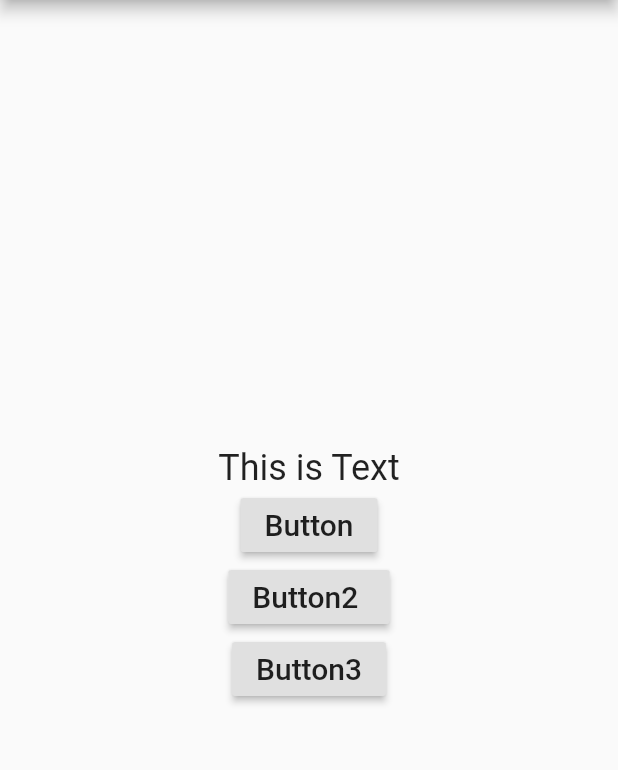
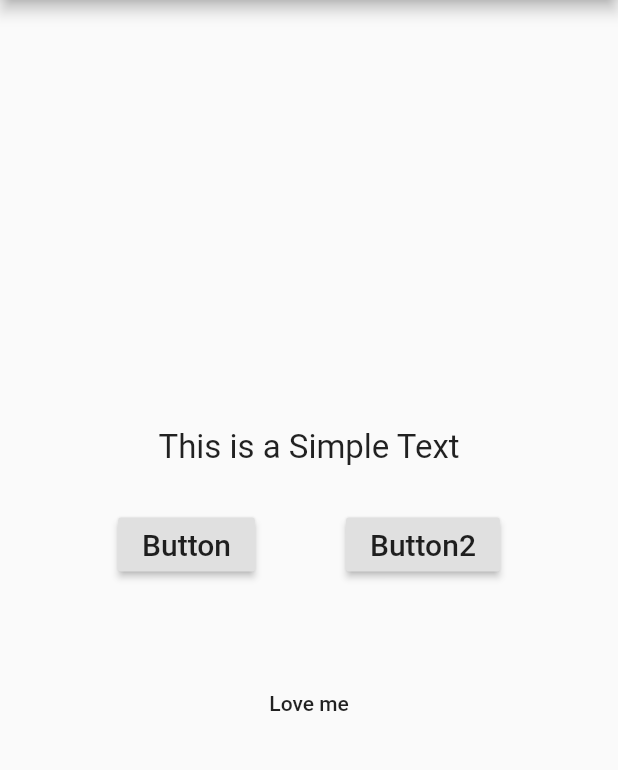
Before and after one commit to Rafid-tawhid/flutter1, a Flutter app: the screen it shows after launch, on a phone screen of 412 x 824 dp, the part 84-854 px from its top. Run offline on Flutter 3.47's test engine with Material 2 defaults, Android fonts, the phone set to English and light mode, and no system bars.

Commit message:
row column and padding

```diff
--- a/lib/main.dart
+++ b/lib/main.dart
@@ -24,12 +24,19 @@ class myApp extends StatelessWidget {
         body: Center(
           child: Column(
             mainAxisAlignment: MainAxisAlignment.center,
-            crossAxisAlignment: CrossAxisAlignment.center,
             children: [
-              Text(
-                "This is Text",
-                style: TextStyle(fontSize: 24),
+              Padding(
+                padding: const EdgeInsets.all(10.0),
+                child: Text(
+                  "This is a Simple Text",
+                  style: TextStyle(fontSize: 22),
                 ),
+              ),
+              Padding(
+                padding: const EdgeInsets.all(18.0),
+                child: Row(
+                  mainAxisAlignment: MainAxisAlignment.spaceEvenly,
+                  children: [
                     RaisedButton(
                       onPressed: () {},
                       child: Text(
@@ -40,16 +47,16 @@ class myApp extends StatelessWidget {
                     RaisedButton(
                       onPressed: () {},
                       child: Text(
-                  "Button2 ",
+                        "Button2",
                         style: TextStyle(fontSize: 20),
                       ),
+                    )
+                  ],
                 ),
-              RaisedButton(
-                onPressed: () {},
-                child: Text(
-                  "Button3",
-                  style: TextStyle(fontSize: 20),
               ),
+              Padding(
+                padding: const EdgeInsets.only(top: 40),
+                child: FlatButton(onPressed: () {}, child: Text("Love me")),
               )
             ],
           ),
```
Lines whose indentation alone changed are shown as unchanged.
